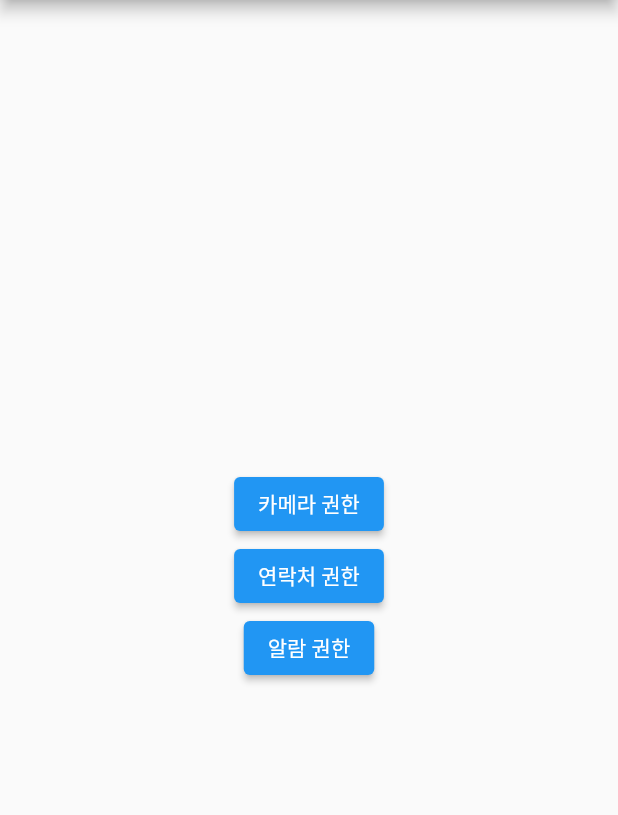
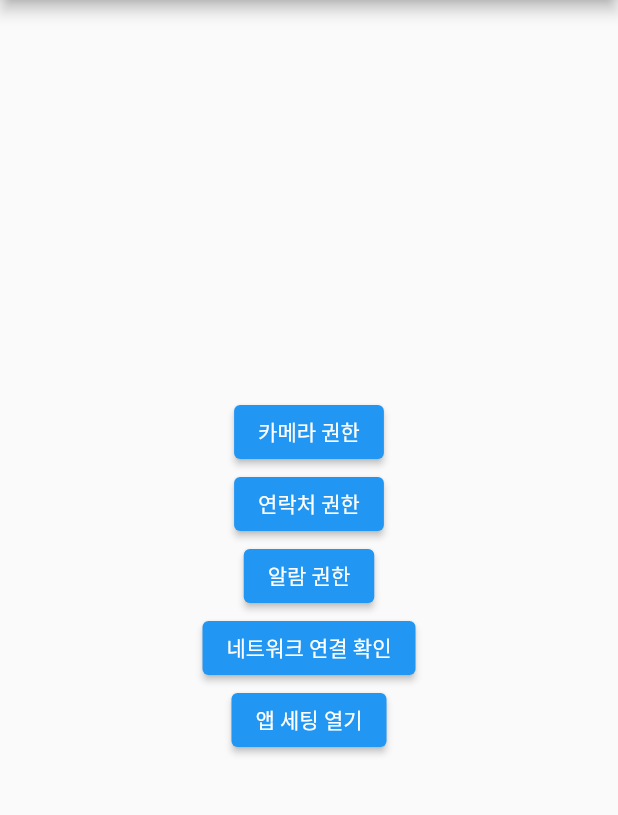
Before and after one commit to SiHyun-Lee113/MyLibrary_flutter, a Flutter app: the screen it shows after launch, after a tap on "권한", on a phone screen of 412 x 824 dp, the part 84-899 px from its top. Run offline on Flutter 3.47's test engine with Material 2 defaults, Android fonts, the phone set to English and light mode, and no system bars; our stand-ins replace carousel_slider, connectivity, flutter_local_notifications, fluttertoast, permission_handler, webview_flutter; missing offline and left inert: app_settings.

Commit message:
[BOOM-60] 네트워크 연결 확인 메서드

```diff
--- /dev/null
+++ b/lib/myLibrary/SystemManagement/CheckNetworkConnectivity.dart
@@ -0,0 +1,6 @@
+import 'package:connectivity/connectivity.dart';
+
+Future<bool> checkNetwork() async {
+  var connectivityResult = await (Connectivity().checkConnectivity());
+  return connectivityResult != ConnectivityResult.none;
+}
--- a/lib/myLibrary/SystemManagement/Permission_Page.dart
+++ b/lib/myLibrary/SystemManagement/Permission_Page.dart
@@ -1,11 +1,13 @@
 import 'dart:io';
 
+import 'package:app_settings/app_settings.dart';
 import 'package:flutter/cupertino.dart';
 import 'package:flutter/material.dart';
 import 'package:library_flutter/myLibrary/SystemManagement/Permission_Denied_Dialog.dart';
 import 'package:library_flutter/myLibrary/SystemManagement/getPermission.dart'
     as getPermission;
 import 'package:permission_handler/permission_handler.dart';
+import 'package:library_flutter/myLibrary/SystemManagement/CheckNetworkConnectivity.dart' as CN;
 
 class PermissionPage extends StatefulWidget {
   @override
@@ -15,9 +17,13 @@ class PermissionPage extends StatefulWidget {
 class _PermissionPageState extends State<PermissionPage> {
   @override
   void initState() {
+    initPlatformState();
+    getPermission.getPermission_All();
     super.initState();
+  }
 
-    getPermission.getPermission_All();
+  Future<void> initPlatformState() async {
+    if (!mounted) return;
   }
 
   @override
@@ -72,6 +78,22 @@ class _PermissionPageState extends State<PermissionPage> {
                     }
                   },
                   child: Text('알람 권한')),
+              ElevatedButton(
+                  onPressed: () async {
+                    var checkNetwork = CN.checkNetwork();
+                    if (await checkNetwork) {
+                      print('네트워크 연결됨');
+                    } else {
+                      print('네트워크 연결 안됨');
+                    }
+                  },
+                  child: Text('네트워크 연결 확인')),
+
+              ElevatedButton(
+                  onPressed: () {
+                    AppSettings.openAppSettings();
+                  },
+                  child: Text('앱 세팅 열기'))
             ],
           ),
         ));
--- a/pubspec.yaml
+++ b/pubspec.yaml
@@ -52,6 +52,10 @@ dependencies:
   fluttertoast: ^8.2.2
   # 카메라 패키지
   image_picker: ^0.8.7+5
+  dotted_border: ^2.0.0+3
+  # 네트워크 연결확인
+  connectivity: ^3.0.6
+  app_settings: ^4.2.0
 
 dev_dependencies:
   flutter_test:
```
